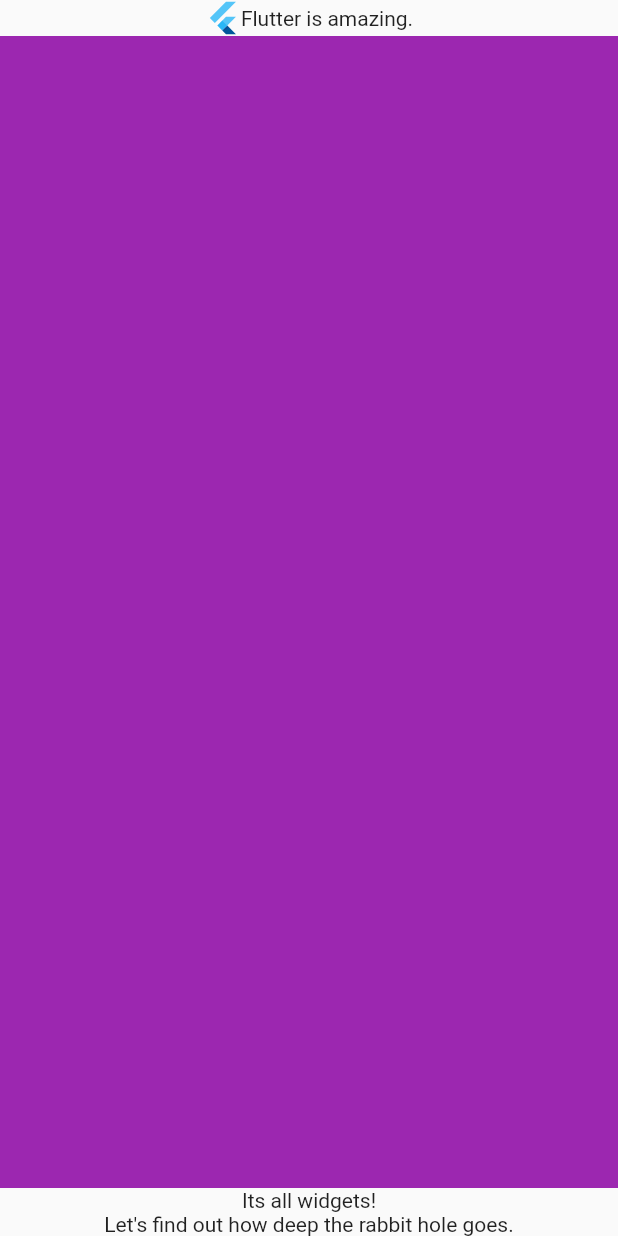
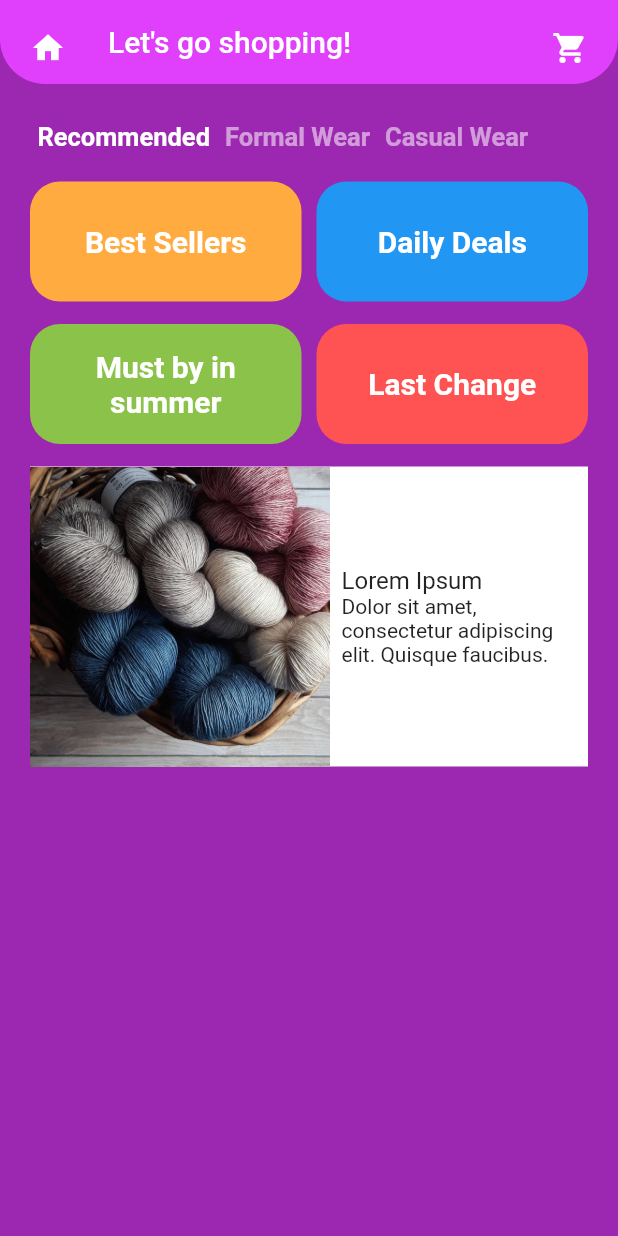
Before and after one commit to co360/flutter-cookbook, a Flutter app: the screen it shows after launch, on a phone screen of 412 x 824 dp. Run offline on Flutter 3.47's test engine with Material 2 defaults, Android fonts, the phone set to English and light mode, and no system bars; our stand-ins replace google_fonts.

Commit message:
add e_commerce screen refactor

```diff
--- /dev/null
+++ b/04-layout-taming-widget-tree/prototype_screen/lib/e_commerce_screen_before.dart
@@ -0,0 +1,182 @@
+import 'package:flutter/material.dart';
+
+class ECommerceScreen extends StatelessWidget {
+  @override
+  Widget build(BuildContext context) {
+    return Scaffold(
+      backgroundColor: Colors.purple,
+      appBar: _buildAppBar(),
+      body: Padding(
+        padding: const EdgeInsets.all(20.0),
+        child: SingleChildScrollView(
+            child: Column(
+          children: <Widget>[
+            _buildToggleBar(),
+            //Image.asset('assets/woman_shopping.jpg'),
+            DealButtons(),
+            _buildProductTitle(context),
+          ],
+        )),
+      ),
+    );
+  }
+
+  Row _buildToggleBar() {
+    return Row(
+      children: <Widget>[
+        Padding(
+          padding: const EdgeInsets.all(5.0),
+          child: Text(
+            'Recommended',
+            style: TextStyle(
+              color: Colors.white,
+              fontSize: 17,
+              fontWeight: FontWeight.bold,
+            ),
+          ),
+        ),
+        Padding(
+          padding: const EdgeInsets.all(5.0),
+          child: Text(
+            'Formal Wear',
+            style: TextStyle(
+              color: Colors.white54,
+              fontSize: 17,
+              fontWeight: FontWeight.bold,
+            ),
+          ),
+        ),
+        Padding(
+          padding: const EdgeInsets.all(5.0),
+          child: Text(
+            'Casual Wear',
+            style: TextStyle(
+              color: Colors.white54,
+              fontSize: 17,
+              fontWeight: FontWeight.bold,
+            ),
+          ),
+        ),
+      ],
+    );
+  }
+
+  Container _buildProductTitle(BuildContext context) {
+    return Container(
+      height: 200,
+      color: Colors.white,
+      child: Row(
+        children: <Widget>[
+          Image.asset(
+            'assets/textiles.jpg',
+            fit: BoxFit.fitHeight,
+          ),
+          Expanded(
+            child: Padding(
+              padding: const EdgeInsets.all(8.0),
+              child: Column(
+                mainAxisAlignment: MainAxisAlignment.center,
+                crossAxisAlignment: CrossAxisAlignment.start,
+                children: <Widget>[
+                  Text(
+                    'Lorem Ipsum',
+                    style: Theme.of(context).textTheme.titleMedium,
+                  ),
+                  Text(
+                      'Dolor sit amet, consectetur adipiscing elit. Quisque faucibus.')
+                ],
+              ),
+            ),
+          )
+        ],
+      ),
+    );
+  }
+
+  AppBar _buildAppBar() {
+    return AppBar(
+      backgroundColor: Colors.purpleAccent,
+      shape: RoundedRectangleBorder(
+          borderRadius: BorderRadius.vertical(bottom: Radius.circular(30))),
+      leading: Padding(
+        padding: const EdgeInsets.all(20.0),
+        child: Icon(Icons.home),
+      ),
+      title: Text('Let\'s go shopping!'),
+      elevation: 0,
+      actions: <Widget>[
+        Padding(
+          padding: const EdgeInsets.all(20.0),
+          child: Icon(Icons.shopping_cart),
+        )
+      ],
+    );
+  }
+}
+
+class DealButtons extends StatelessWidget {
+  const DealButtons({
+    Key? key,
+  }) : super(key: key);
+
+  @override
+  Widget build(BuildContext context) {
+    return Column(
+      children: [
+        SizedBox(height: 15),
+        Row(
+          children: <Widget>[
+            DealButton(color: Colors.orangeAccent, text: 'Best Sellers'),
+            SizedBox(width: 10),
+            DealButton(color: Colors.blue, text: 'Daily Deals')
+          ],
+        ),
+        SizedBox(height: 15),
+        Row(
+          children: <Widget>[
+            DealButton(
+              color: Colors.lightGreen,
+              text: 'Must by in summer',
+            ),
+            SizedBox(width: 10),
+            DealButton(color: Colors.redAccent, text: 'Last Change')
+          ],
+        ),
+        SizedBox(height: 15),
+      ],
+    );
+  }
+}
+
+class DealButton extends StatelessWidget {
+  final String text;
+  final Color color;
+
+  const DealButton({Key? key, required this.color, required this.text})
+      : super(key: key);
+
+  @override
+  Widget build(BuildContext context) {
+    return Expanded(
+      child: Container(
+        height: 80,
+        decoration: BoxDecoration(
+            color: color, borderRadius: BorderRadius.circular(20)),
+        child: Padding(
+          padding: const EdgeInsets.all(10.0),
+          child: Center(
+            child: Text(
+              text,
+              textAlign: TextAlign.center,
+              style: TextStyle(
+                color: Colors.white,
+                fontSize: 20.0,
+                fontWeight: FontWeight.bold,
+              ),
+            ),
+          ),
+        ),
+      ),
+    );
+  }
+}
--- a/04-layout-taming-widget-tree/prototype_screen/lib/main.dart
+++ b/04-layout-taming-widget-tree/prototype_screen/lib/main.dart
@@ -1,5 +1,6 @@
 import 'package:flutter/material.dart';
 import 'package:prototype_screen/deep_tree.dart';
+import 'package:prototype_screen/e_commerce_screen_before.dart';
 import 'package:prototype_screen/flex_screen.dart';
 import 'package:prototype_screen/profile_screen.dart';
 
@@ -14,7 +15,7 @@ class MyApp extends StatelessWidget {
   @override
   Widget build(BuildContext context) {
     return MaterialApp(
-      home: DeepTree(),
+      home: ECommerceScreen(),
     );
   }
 }
```
Also changed, not shown: 04-layout-taming-widget-tree/prototype_screen/assets/textiles.jpg (added), 04-layout-taming-widget-tree/prototype_screen/assets/woman_shopping.jpg (added).
